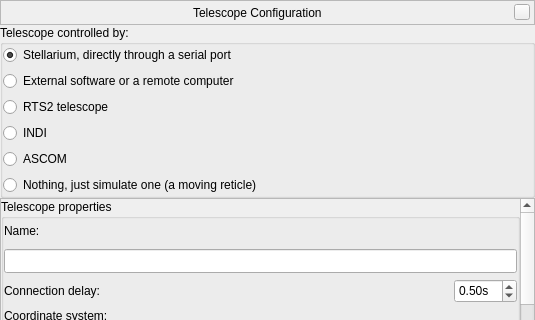
Qt form plugins/TelescopeControl/src/gui/telescopeConfigurationDialog.ui (519984307/stellarium_src) before a commit; both pictures show x 0 to 535 and y 0 to 320 of the 535 by 489 pixel window.
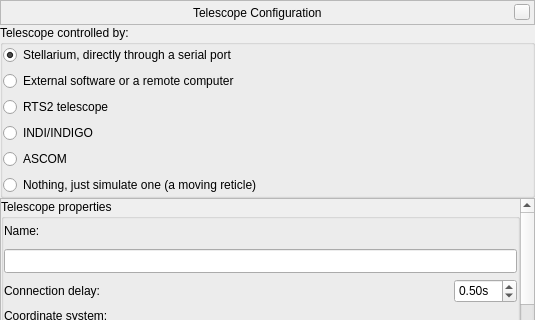
The same form after that commit. Custom widgets are drawn as their Qt base class.

Commit message: Small update for Telescope Control plugin GUI

Patch:
```diff
--- a/plugins/TelescopeControl/src/gui/telescopeConfigurationDialog.ui
+++ b/plugins/TelescopeControl/src/gui/telescopeConfigurationDialog.ui
@@ -237,7 +237,7 @@
       <item>
        <widget class="QRadioButton" name="radioButtonTelescopeINDI">
         <property name="text">
-         <string notr="true">INDI</string>
+         <string notr="true">INDI/INDIGO</string>
         </property>
        </widget>
       </item>
```
Left out of the diff: 4 changed lines with no effect on the pictures. Lines whose indentation alone changed are shown as unchanged. The commit also changes 1 other file.
